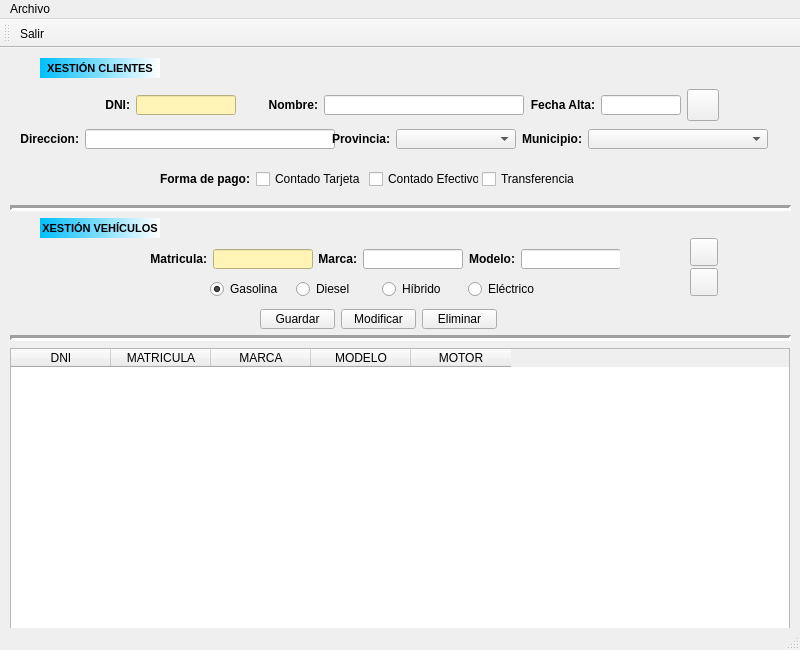
This is ventMain.ui in nuriiaPHM/jaldamartinez as Qt 5 draws it before an edit. The edited form follows.
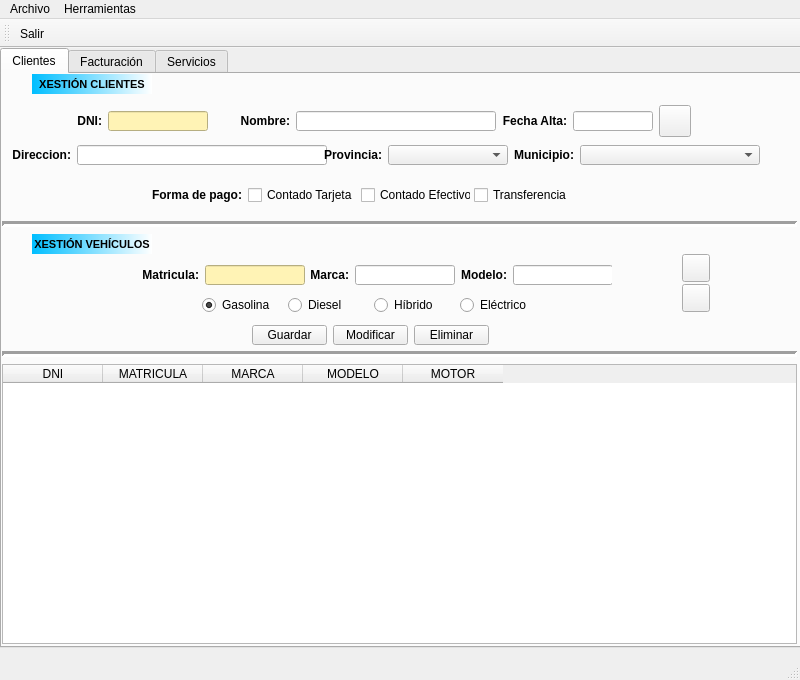
This is the edited form. Icons and pictures are not drawn.

Diff of the .ui file:
```diff
--- a/ventMain.ui
+++ b/ventMain.ui
@@ -7,137 +7,149 @@
     <x>0</x>
     <y>0</y>
     <width>800</width>
-    <height>650</height>
+    <height>680</height>
    </rect>
   </property>
   <property name="minimumSize">
    <size>
     <width>800</width>
-    <height>650</height>
+    <height>680</height>
    </size>
   </property>
   <property name="maximumSize">
    <size>
     <width>800</width>
-    <height>650</height>
+    <height>680</height>
    </size>
   </property>
   <property name="windowTitle">
    <string>TalleresTeis</string>
   </property>
   <widget class="QWidget" name="centralwidget">
-   <widget class="QLabel" name="lblTituloCli">
+   <widget class="QTabWidget" name="tabWidget">
     <property name="geometry">
      <rect>
-      <x>40</x>
-      <y>10</y>
-      <width>120</width>
-      <height>20</height>
+      <x>0</x>
+      <y>0</y>
+      <width>801</width>
+      <height>600</height>
      </rect>
     </property>
     <property name="minimumSize">
      <size>
-      <width>120</width>
-      <height>20</height>
+      <width>0</width>
+      <height>600</height>
      </size>
     </property>
     <property name="maximumSize">
      <size>
-      <width>120</width>
-      <height>20</height>
+      <width>16777215</width>
+      <height>600</height>
      </size>
     </property>
-    <property name="font">
-     <font>
-      <family>MS Shell Dlg 2</family>
-      <pointsize>8</pointsize>
-      <weight>75</weight>
-      <bold>true</bold>
-     </font>
+    <property name="currentIndex">
+     <number>0</number>
     </property>
-    <property name="styleSheet">
-     <string notr="true">background-color: qlineargradient(spread:pad, x1:0, y1:0, x2:1, y2:0, stop:0 rgba(0, 190, 255, 255), stop:1 rgba(255, 255, 255, 255));</string>
-    </property>
-    <property name="text">
-     <string>XESTIÓN CLIENTES</string>
-    </property>
-    <property name="alignment">
-     <set>Qt::AlignCenter</set>
-    </property>
-   </widget>
-   <widget class="QLabel" name="label">
-    <property name="geometry">
-     <rect>
-      <x>20</x>
-      <y>20</y>
-      <width>47</width>
-      <height>13</height>
-     </rect>
-    </property>
-    <property name="text">
-     <string/>
-    </property>
-   </widget>
-   <widget class="Line" name="line">
-    <property name="geometry">
-     <rect>
-      <x>10</x>
-      <y>150</y>
-      <width>781</width>
-      <height>20</height>
-     </rect>
-    </property>
-    <property name="lineWidth">
-     <number>3</number>
-    </property>
-    <property name="orientation">
-     <enum>Qt::Horizontal</enum>
-    </property>
-   </widget>
-   <widget class="QLabel" name="lblCar">
-    <property name="geometry">
-     <rect>
-      <x>40</x>
-      <y>170</y>
-      <width>120</width>
-      <height>20</height>
-     </rect>
-    </property>
-    <property name="minimumSize">
-     <size>
-      <width>120</width>
-      <height>20</height>
-     </size>
-    </property>
-    <property name="maximumSize">
-     <size>
-      <width>120</width>
-      <height>20</height>
-     </size>
-    </property>
-    <property name="font">
-     <font>
-      <family>MS Shell Dlg 2</family>
-      <pointsize>8</pointsize>
-      <weight>75</weight>
-      <bold>true</bold>
-     </font>
-    </property>
-    <property name="styleSheet">
-     <string notr="true">background-color: qlineargradient(spread:pad, x1:0, y1:0, x2:1, y2:0, stop:0 rgba(0, 190, 255, 255), stop:1 rgba(255, 255, 255, 255));</string>
-    </property>
-    <property name="text">
-     <string>XESTIÓN VEHÍCULOS</string>
-    </property>
-    <property name="alignment">
-     <set>Qt::AlignCenter</set>
-    </property>
-   </widget>
+    <widget class="QWidget" name="tab1">
+     <attribute name="title">
+      <string>Clientes</string>
+     </attribute>
    <widget class="QWidget" name="layoutWidget">
     <property name="geometry">
      <rect>
-      <x>20</x>
-      <y>80</y>
+        <x>200</x>
+        <y>220</y>
+        <width>340</width>
+        <height>22</height>
+       </rect>
+      </property>
+      <layout class="QHBoxLayout" name="horizontalLayout_4">
+       <item>
+        <widget class="QRadioButton" name="rbtGasolina">
+         <property name="minimumSize">
+          <size>
+           <width>80</width>
+           <height>20</height>
+          </size>
+         </property>
+         <property name="maximumSize">
+          <size>
+           <width>80</width>
+           <height>20</height>
+          </size>
+         </property>
+         <property name="text">
+          <string>Gasolina</string>
+         </property>
+         <property name="checked">
+          <bool>true</bool>
+         </property>
+        </widget>
+       </item>
+       <item>
+        <widget class="QRadioButton" name="rbtDiesel">
+         <property name="minimumSize">
+          <size>
+           <width>80</width>
+           <height>20</height>
+          </size>
+         </property>
+         <property name="maximumSize">
+          <size>
+           <width>80</width>
+           <height>20</height>
+          </size>
+         </property>
+         <property name="text">
+          <string>Diesel</string>
+         </property>
+        </widget>
+       </item>
+       <item>
+        <widget class="QRadioButton" name="rbtHibrido">
+         <property name="minimumSize">
+          <size>
+           <width>80</width>
+           <height>20</height>
+          </size>
+         </property>
+         <property name="maximumSize">
+          <size>
+           <width>80</width>
+           <height>20</height>
+          </size>
+         </property>
+         <property name="text">
+          <string>Híbrido</string>
+         </property>
+        </widget>
+       </item>
+       <item>
+        <widget class="QRadioButton" name="rbtElectrico">
+         <property name="minimumSize">
+          <size>
+           <width>80</width>
+           <height>20</height>
+          </size>
+         </property>
+         <property name="maximumSize">
+          <size>
+           <width>80</width>
+           <height>20</height>
+          </size>
+         </property>
+         <property name="text">
+          <string>Eléctrico</string>
+         </property>
+        </widget>
+       </item>
+      </layout>
+     </widget>
+     <widget class="QWidget" name="layoutWidget_2">
+      <property name="geometry">
+       <rect>
+        <x>10</x>
+        <y>70</y>
       <width>748</width>
       <height>22</height>
      </rect>
@@ -241,11 +253,393 @@
      </item>
     </layout>
    </widget>
-   <widget class="QWidget" name="layoutWidget">
+     <widget class="QLabel" name="lblTituloCli">
     <property name="geometry">
      <rect>
-      <x>150</x>
-      <y>200</y>
+        <x>30</x>
+        <y>0</y>
+        <width>120</width>
+        <height>20</height>
+       </rect>
+      </property>
+      <property name="minimumSize">
+       <size>
+        <width>120</width>
+        <height>20</height>
+       </size>
+      </property>
+      <property name="maximumSize">
+       <size>
+        <width>120</width>
+        <height>20</height>
+       </size>
+      </property>
+      <property name="font">
+       <font>
+        <family>MS Shell Dlg 2</family>
+        <pointsize>8</pointsize>
+        <weight>75</weight>
+        <bold>true</bold>
+       </font>
+      </property>
+      <property name="styleSheet">
+       <string notr="true">background-color: qlineargradient(spread:pad, x1:0, y1:0, x2:1, y2:0, stop:0 rgba(0, 190, 255, 255), stop:1 rgba(255, 255, 255, 255));</string>
+      </property>
+      <property name="text">
+       <string>XESTIÓN CLIENTES</string>
+      </property>
+      <property name="alignment">
+       <set>Qt::AlignCenter</set>
+      </property>
+     </widget>
+     <widget class="QPushButton" name="btnLimpiarCli">
+      <property name="geometry">
+       <rect>
+        <x>680</x>
+        <y>210</y>
+        <width>28</width>
+        <height>28</height>
+       </rect>
+      </property>
+      <property name="minimumSize">
+       <size>
+        <width>28</width>
+        <height>28</height>
+       </size>
+      </property>
+      <property name="maximumSize">
+       <size>
+        <width>28</width>
+        <height>28</height>
+       </size>
+      </property>
+      <property name="text">
+       <string/>
+      </property>
+      <property name="icon">
+       <iconset>
+        <normaloff>img/limpiar_icon.png</normaloff>img/limpiar_icon.png</iconset>
+      </property>
+      <property name="iconSize">
+       <size>
+        <width>22</width>
+        <height>22</height>
+       </size>
+      </property>
+     </widget>
+     <widget class="QWidget" name="layoutWidget_3">
+      <property name="geometry">
+       <rect>
+        <x>250</x>
+        <y>250</y>
+        <width>239</width>
+        <height>22</height>
+       </rect>
+      </property>
+      <layout class="QHBoxLayout" name="horizontalLayout_5">
+       <item>
+        <widget class="QPushButton" name="btnGuardaCli">
+         <property name="minimumSize">
+          <size>
+           <width>75</width>
+           <height>20</height>
+          </size>
+         </property>
+         <property name="maximumSize">
+          <size>
+           <width>75</width>
+           <height>20</height>
+          </size>
+         </property>
+         <property name="text">
+          <string>Guardar</string>
+         </property>
+        </widget>
+       </item>
+       <item>
+        <widget class="QPushButton" name="btnModifCli">
+         <property name="minimumSize">
+          <size>
+           <width>75</width>
+           <height>20</height>
+          </size>
+         </property>
+         <property name="maximumSize">
+          <size>
+           <width>75</width>
+           <height>20</height>
+          </size>
+         </property>
+         <property name="text">
+          <string>Modificar</string>
+         </property>
+        </widget>
+       </item>
+       <item>
+        <widget class="QPushButton" name="btnBorrarCli">
+         <property name="minimumSize">
+          <size>
+           <width>75</width>
+           <height>20</height>
+          </size>
+         </property>
+         <property name="maximumSize">
+          <size>
+           <width>75</width>
+           <height>20</height>
+          </size>
+         </property>
+         <property name="text">
+          <string>Eliminar</string>
+         </property>
+        </widget>
+       </item>
+      </layout>
+     </widget>
+     <widget class="QLabel" name="lblCar">
+      <property name="geometry">
+       <rect>
+        <x>30</x>
+        <y>160</y>
+        <width>120</width>
+        <height>20</height>
+       </rect>
+      </property>
+      <property name="minimumSize">
+       <size>
+        <width>120</width>
+        <height>20</height>
+       </size>
+      </property>
+      <property name="maximumSize">
+       <size>
+        <width>120</width>
+        <height>20</height>
+       </size>
+      </property>
+      <property name="font">
+       <font>
+        <family>MS Shell Dlg 2</family>
+        <pointsize>8</pointsize>
+        <weight>75</weight>
+        <bold>true</bold>
+       </font>
+      </property>
+      <property name="styleSheet">
+       <string notr="true">background-color: qlineargradient(spread:pad, x1:0, y1:0, x2:1, y2:0, stop:0 rgba(0, 190, 255, 255), stop:1 rgba(255, 255, 255, 255));</string>
+      </property>
+      <property name="text">
+       <string>XESTIÓN VEHÍCULOS</string>
+      </property>
+      <property name="alignment">
+       <set>Qt::AlignCenter</set>
+      </property>
+     </widget>
+     <widget class="QTableWidget" name="tabClientes">
+      <property name="geometry">
+       <rect>
+        <x>0</x>
+        <y>290</y>
+        <width>795</width>
+        <height>280</height>
+       </rect>
+      </property>
+      <property name="minimumSize">
+       <size>
+        <width>795</width>
+        <height>280</height>
+       </size>
+      </property>
+      <property name="maximumSize">
+       <size>
+        <width>795</width>
+        <height>280</height>
+       </size>
+      </property>
+      <column>
+       <property name="text">
+        <string>DNI</string>
+       </property>
+      </column>
+      <column>
+       <property name="text">
+        <string>MATRICULA</string>
+       </property>
+      </column>
+      <column>
+       <property name="text">
+        <string>MARCA</string>
+       </property>
+      </column>
+      <column>
+       <property name="text">
+        <string>MODELO</string>
+       </property>
+      </column>
+      <column>
+       <property name="text">
+        <string>MOTOR</string>
+       </property>
+      </column>
+     </widget>
+     <widget class="QWidget" name="layoutWidget_4">
+      <property name="geometry">
+       <rect>
+        <x>140</x>
+        <y>110</y>
+        <width>432</width>
+        <height>22</height>
+       </rect>
+      </property>
+      <layout class="QHBoxLayout" name="horizontalLayout_6">
+       <item>
+        <widget class="QLabel" name="label_2">
+         <property name="minimumSize">
+          <size>
+           <width>100</width>
+           <height>20</height>
+          </size>
+         </property>
+         <property name="maximumSize">
+          <size>
+           <width>100</width>
+           <height>20</height>
+          </size>
+         </property>
+         <property name="font">
+          <font>
+           <weight>75</weight>
+           <bold>true</bold>
+          </font>
+         </property>
+         <property name="text">
+          <string>Forma de pago:</string>
+         </property>
+         <property name="alignment">
+          <set>Qt::AlignRight|Qt::AlignTrailing|Qt::AlignVCenter</set>
+         </property>
+        </widget>
+       </item>
+       <item>
+        <widget class="QCheckBox" name="chkTarjeta">
+         <property name="minimumSize">
+          <size>
+           <width>0</width>
+           <height>20</height>
+          </size>
+         </property>
+         <property name="maximumSize">
+          <size>
+           <width>16777215</width>
+           <height>20</height>
+          </size>
+         </property>
+         <property name="text">
+          <string>Contado Tarjeta</string>
+         </property>
+        </widget>
+       </item>
+       <item>
+        <widget class="QCheckBox" name="chkEfectivo">
+         <property name="minimumSize">
+          <size>
+           <width>110</width>
+           <height>20</height>
+          </size>
+         </property>
+         <property name="maximumSize">
+          <size>
+           <width>110</width>
+           <height>20</height>
+          </size>
+         </property>
+         <property name="text">
+          <string>Contado Efectivo</string>
+         </property>
+        </widget>
+       </item>
+       <item>
+        <widget class="QCheckBox" name="chkTransferencia">
+         <property name="minimumSize">
+          <size>
+           <width>100</width>
+           <height>20</height>
+          </size>
+         </property>
+         <property name="maximumSize">
+          <size>
+           <width>100</width>
+           <height>20</height>
+          </size>
+         </property>
+         <property name="text">
+          <string>Transferencia</string>
+         </property>
+        </widget>
+       </item>
+      </layout>
+     </widget>
+     <widget class="Line" name="line_2">
+      <property name="geometry">
+       <rect>
+        <x>0</x>
+        <y>270</y>
+        <width>795</width>
+        <height>20</height>
+       </rect>
+      </property>
+      <property name="minimumSize">
+       <size>
+        <width>795</width>
+        <height>0</height>
+       </size>
+      </property>
+      <property name="maximumSize">
+       <size>
+        <width>795</width>
+        <height>16777215</height>
+       </size>
+      </property>
+      <property name="lineWidth">
+       <number>3</number>
+      </property>
+      <property name="orientation">
+       <enum>Qt::Horizontal</enum>
+      </property>
+     </widget>
+     <widget class="Line" name="line">
+      <property name="geometry">
+       <rect>
+        <x>0</x>
+        <y>140</y>
+        <width>795</width>
+        <height>20</height>
+       </rect>
+      </property>
+      <property name="minimumSize">
+       <size>
+        <width>795</width>
+        <height>0</height>
+       </size>
+      </property>
+      <property name="maximumSize">
+       <size>
+        <width>795</width>
+        <height>16777215</height>
+       </size>
+      </property>
+      <property name="lineWidth">
+       <number>3</number>
+      </property>
+      <property name="orientation">
+       <enum>Qt::Horizontal</enum>
+      </property>
+     </widget>
+     <widget class="QWidget" name="layoutWidget_5">
+      <property name="geometry">
+       <rect>
+        <x>140</x>
+        <y>190</y>
       <width>470</width>
       <height>22</height>
      </rect>
@@ -352,11 +746,11 @@
      </item>
     </layout>
    </widget>
-   <widget class="QWidget" name="layoutWidget">
+     <widget class="QWidget" name="layoutWidget_6">
     <property name="geometry">
      <rect>
-      <x>100</x>
-      <y>40</y>
+        <x>70</x>
+        <y>30</y>
       <width>621</width>
       <height>34</height>
      </rect>
@@ -556,177 +950,11 @@
      </item>
     </layout>
    </widget>
-   <widget class="Line" name="line_2">
-    <property name="geometry">
-     <rect>
-      <x>10</x>
-      <y>280</y>
-      <width>781</width>
-      <height>20</height>
-     </rect>
-    </property>
-    <property name="lineWidth">
-     <number>3</number>
-    </property>
-    <property name="orientation">
-     <enum>Qt::Horizontal</enum>
-    </property>
-   </widget>
-   <widget class="QWidget" name="layoutWidget">
-    <property name="geometry">
-     <rect>
-      <x>210</x>
-      <y>230</y>
-      <width>340</width>
-      <height>22</height>
-     </rect>
-    </property>
-    <layout class="QHBoxLayout" name="horizontalLayout_4">
-     <item>
-      <widget class="QRadioButton" name="rbtGasolina">
-       <property name="minimumSize">
-        <size>
-         <width>80</width>
-         <height>20</height>
-        </size>
-       </property>
-       <property name="maximumSize">
-        <size>
-         <width>80</width>
-         <height>20</height>
-        </size>
-       </property>
-       <property name="text">
-        <string>Gasolina</string>
-       </property>
-       <property name="checked">
-        <bool>true</bool>
-       </property>
-       <attribute name="buttonGroup">
-        <string notr="true">btnGroupMotor</string>
-       </attribute>
-      </widget>
-     </item>
-     <item>
-      <widget class="QRadioButton" name="rbtDiesel">
-       <property name="minimumSize">
-        <size>
-         <width>80</width>
-         <height>20</height>
-        </size>
-       </property>
-       <property name="maximumSize">
-        <size>
-         <width>80</width>
-         <height>20</height>
-        </size>
-       </property>
-       <property name="text">
-        <string>Diesel</string>
-       </property>
-       <attribute name="buttonGroup">
-        <string notr="true">btnGroupMotor</string>
-       </attribute>
-      </widget>
-     </item>
-     <item>
-      <widget class="QRadioButton" name="rbtHibrido">
-       <property name="minimumSize">
-        <size>
-         <width>80</width>
-         <height>20</height>
-        </size>
-       </property>
-       <property name="maximumSize">
-        <size>
-         <width>80</width>
-         <height>20</height>
-        </size>
-       </property>
-       <property name="text">
-        <string>Híbrido</string>
-       </property>
-       <attribute name="buttonGroup">
-        <string notr="true">btnGroupMotor</string>
-       </attribute>
-      </widget>
-     </item>
-     <item>
-      <widget class="QRadioButton" name="rbtElectrico">
-       <property name="minimumSize">
-        <size>
-         <width>80</width>
-         <height>20</height>
-        </size>
-       </property>
-       <property name="maximumSize">
-        <size>
-         <width>80</width>
-         <height>20</height>
-        </size>
-       </property>
-       <property name="text">
-        <string>Eléctrico</string>
-       </property>
-       <attribute name="buttonGroup">
-        <string notr="true">btnGroupMotor</string>
-       </attribute>
-      </widget>
-     </item>
-    </layout>
-   </widget>
-   <widget class="QTableWidget" name="tabClientes">
-    <property name="geometry">
-     <rect>
-      <x>10</x>
-      <y>300</y>
-      <width>780</width>
-      <height>290</height>
-     </rect>
-    </property>
-    <property name="minimumSize">
-     <size>
-      <width>780</width>
-      <height>290</height>
-     </size>
-    </property>
-    <property name="maximumSize">
-     <size>
-      <width>780</width>
-      <height>290</height>
-     </size>
-    </property>
-    <column>
-     <property name="text">
-      <string>DNI</string>
-     </property>
-    </column>
-    <column>
-     <property name="text">
-      <string>MATRICULA</string>
-     </property>
-    </column>
-    <column>
-     <property name="text">
-      <string>MARCA</string>
-     </property>
-    </column>
-    <column>
-     <property name="text">
-      <string>MODELO</string>
-     </property>
-    </column>
-    <column>
-     <property name="text">
-      <string>MOTOR</string>
-     </property>
-    </column>
-   </widget>
    <widget class="QPushButton" name="btnBuscarCli">
     <property name="geometry">
      <rect>
-      <x>690</x>
-      <y>190</y>
+        <x>680</x>
+        <y>180</y>
       <width>28</width>
       <height>28</height>
      </rect>
@@ -757,215 +985,17 @@
      </size>
     </property>
    </widget>
-   <widget class="QPushButton" name="btnLimpiarCli">
-    <property name="geometry">
-     <rect>
-      <x>690</x>
-      <y>220</y>
-      <width>28</width>
-      <height>28</height>
-     </rect>
-    </property>
-    <property name="minimumSize">
-     <size>
-      <width>28</width>
-      <height>28</height>
-     </size>
-    </property>
-    <property name="maximumSize">
-     <size>
-      <width>28</width>
-      <height>28</height>
-     </size>
-    </property>
-    <property name="text">
-     <string/>
-    </property>
-    <property name="icon">
-     <iconset>
-      <normaloff>img/limpiar_icon.png</normaloff>img/limpiar_icon.png</iconset>
-    </property>
-    <property name="iconSize">
-     <size>
-      <width>22</width>
-      <height>22</height>
-     </size>
-    </property>
-   </widget>
-   <widget class="QWidget" name="layoutWidget">
-    <property name="geometry">
-     <rect>
-      <x>260</x>
-      <y>260</y>
-      <width>239</width>
-      <height>22</height>
-     </rect>
-    </property>
-    <layout class="QHBoxLayout" name="horizontalLayout_5">
-     <item>
-      <widget class="QPushButton" name="btnGuardaCli">
-       <property name="minimumSize">
-        <size>
-         <width>75</width>
-         <height>20</height>
-        </size>
-       </property>
-       <property name="maximumSize">
-        <size>
-         <width>75</width>
-         <height>20</height>
-        </size>
-       </property>
-       <property name="text">
-        <string>Guardar</string>
-       </property>
-      </widget>
-     </item>
-     <item>
-      <widget class="QPushButton" name="btnModifCli">
-       <property name="minimumSize">
-        <size>
-         <width>75</width>
-         <height>20</height>
-        </size>
-       </property>
-       <property name="maximumSize">
-        <size>
-         <width>75</width>
-         <height>20</height>
-        </size>
-       </property>
-       <property name="text">
-        <string>Modificar</string>
-       </property>
-      </widget>
-     </item>
-     <item>
-      <widget class="QPushButton" name="btnBorrarCli">
-       <property name="minimumSize">
-        <size>
-         <width>75</width>
-         <height>20</height>
-        </size>
-       </property>
-       <property name="maximumSize">
-        <size>
-         <width>75</width>
-         <height>20</height>
-        </size>
-       </property>
-       <property name="text">
-        <string>Eliminar</string>
-       </property>
-      </widget>
-     </item>
-    </layout>
-   </widget>
-   <widget class="QWidget" name="layoutWidget">
-    <property name="geometry">
-     <rect>
-      <x>150</x>
-      <y>120</y>
-      <width>432</width>
-      <height>22</height>
-     </rect>
-    </property>
-    <layout class="QHBoxLayout" name="horizontalLayout_6">
-     <item>
-      <widget class="QLabel" name="label_2">
-       <property name="minimumSize">
-        <size>
-         <width>100</width>
-         <height>20</height>
-        </size>
-       </property>
-       <property name="maximumSize">
-        <size>
-         <width>100</width>
-         <height>20</height>
-        </size>
-       </property>
-       <property name="font">
-        <font>
-         <weight>75</weight>
-         <bold>true</bold>
-        </font>
-       </property>
-       <property name="text">
-        <string>Forma de pago:</string>
-       </property>
-       <property name="alignment">
-        <set>Qt::AlignRight|Qt::AlignTrailing|Qt::AlignVCenter</set>
-       </property>
-      </widget>
-     </item>
-     <item>
-      <widget class="QCheckBox" name="chkTarjeta">
-       <property name="minimumSize">
-        <size>
-         <width>0</width>
-         <height>20</height>
-        </size>
-       </property>
-       <property name="maximumSize">
-        <size>
-         <width>16777215</width>
-         <height>20</height>
-        </size>
-       </property>
-       <property name="text">
-        <string>Contado Tarjeta</string>
-       </property>
-       <attribute name="buttonGroup">
-        <string notr="true">btnGroupPago</string>
-       </attribute>
-      </widget>
-     </item>
-     <item>
-      <widget class="QCheckBox" name="chkEfectivo">
-       <property name="minimumSize">
-        <size>
-         <width>110</width>
-         <height>20</height>
-        </size>
-       </property>
-       <property name="maximumSize">
-        <size>
-         <width>110</width>
-         <height>20</height>
-        </size>
-       </property>
-       <property name="text">
-        <string>Contado Efectivo</string>
-       </property>
-       <attribute name="buttonGroup">
-        <string notr="true">btnGroupPago</string>
-       </attribute>
-      </widget>
-     </item>
-     <item>
-      <widget class="QCheckBox" name="chkTransferencia">
-       <property name="minimumSize">
-        <size>
-         <width>100</width>
-         <height>20</height>
-        </size>
-       </property>
-       <property name="maximumSize">
-        <size>
-         <width>100</width>
-         <height>20</height>
-        </size>
-       </property>
-       <property name="text">
-        <string>Transferencia</string>
-       </property>
-       <attribute name="buttonGroup">
-        <string notr="true">btnGroupPago</string>
-       </attribute>
-      </widget>
-     </item>
-    </layout>
+    </widget>
+    <widget class="QWidget" name="tab2">
+     <attribute name="title">
+      <string>Facturación</string>
+     </attribute>
+    </widget>
+    <widget class="QWidget" name="tab3">
+     <attribute name="title">
+      <string>Servicios</string>
+     </attribute>
+    </widget>
    </widget>
   </widget>
   <widget class="QMenuBar" name="menubar">
@@ -983,7 +1013,15 @@
     </property>
     <addaction name="actionSalir"/>
    </widget>
+   <widget class="QMenu" name="menuHerramientas">
+    <property name="title">
+     <string>Herramientas</string>
+    </property>
+    <addaction name="actionCrear_copia_de_seguridad"/>
+    <addaction name="actionRestaurar_copia_de_seguridad"/>
+   </widget>
    <addaction name="menuArchivo"/>
+   <addaction name="menuHerramientas"/>
   </widget>
   <widget class="QStatusBar" name="statusbar"/>
   <widget class="QToolBar" name="toolBar">
```
Left out of the diff: 18 changed lines with no effect on the pictures. Lines whose indentation alone changed are shown as unchanged.
